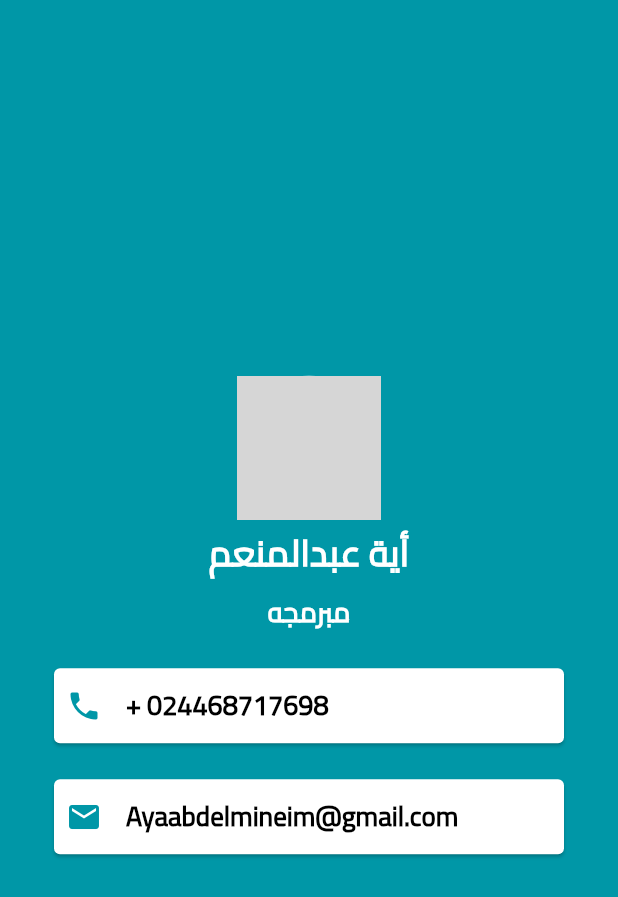
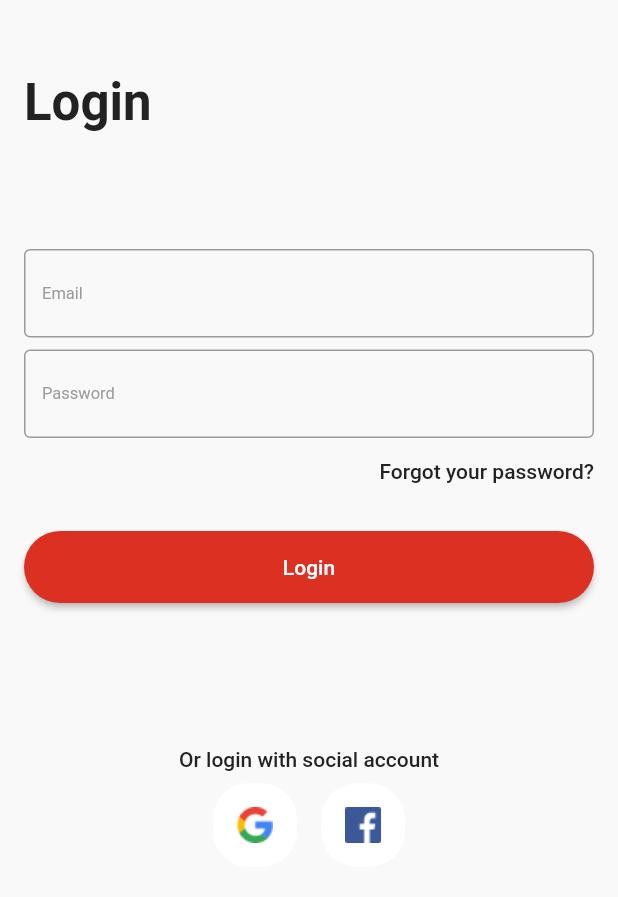
Before and after one commit to AyaAbdElmoneim158/FlutLab_Projects, a Flutter app: the screen it shows after launch, on a phone screen of 412 x 824 dp. Shown: the top 897 px of the screen. Run offline on Flutter 3.47's test engine with Material 2 defaults, Android fonts, the light colour scheme and no system bars; our stand-ins replace cached_network_image, flutter_svg, fluttertoast; grey boxes are pictures that could not be loaded.

Commit message:
Add Auth Screen- Version.1

```diff
--- /dev/null
+++ b/lib/01.E-commerce_App_Tarek/e_commerce_app_tarek.dart
@@ -0,0 +1,26 @@
+import 'package:flutter/material.dart';
+import 'package:flutter_projects/01.E-commerce_App_Tarek/util/Route/router.dart';
+import 'package:flutter_projects/01.E-commerce_App_Tarek/util/Route/routes.dart';
+import 'package:flutter_projects/01.E-commerce_App_Tarek/util/theme.dart';
+import 'package:flutter_projects/01.E-commerce_App_Tarek/views/landing_page.dart';
+
+class EcommerceAppTarek extends StatelessWidget {
+  const EcommerceAppTarek({super.key});
+  @override
+  Widget build(BuildContext context) {
+    return MaterialApp(
+      title: 'Ammer Projects',
+      debugShowCheckedModeBanner: false,
+      home: const LandingPage(),
+
+      //!Theme.......................................
+      theme: CustomTheme.lightTheme(),
+      darkTheme: CustomTheme.darkTheme(),
+      themeMode: ThemeMode.light,
+
+      //!Route.......................................
+      onGenerateRoute: onGenerateRoute,
+      initialRoute: Routes.authRoute,
+    );
+  }
+} // repository
--- /dev/null
+++ b/lib/01.E-commerce_App_Tarek/util/app_string.dart
@@ -0,0 +1,10 @@
+class AppString {
+  //! Rotes................................
+  static const String landingRoute = '/';
+  static const String authRoute = '/auth';
+
+  //! Auth...........................
+  static const String login = 'Login';
+  static const String forgetPassword = 'Forgot your password?';
+  static const String loginWithSocial = 'Or login with social account';
+}
--- /dev/null
+++ b/lib/01.E-commerce_App_Tarek/util/constance.dart
@@ -0,0 +1,4 @@
+import 'package:flutter/material.dart';
+
+SizedBox hSizeBox(double height) => SizedBox(height: height);
+SizedBox wSizeBox(double width) => SizedBox(width: width);
--- /dev/null
+++ b/lib/01.E-commerce_App_Tarek/views/auth_page.dart
@@ -0,0 +1,94 @@
+import 'package:flutter/material.dart';
+import 'package:flutter_projects/01.E-commerce_App_Tarek/util/app_asset.dart';
+import 'package:flutter_projects/01.E-commerce_App_Tarek/util/app_color.dart';
+import 'package:flutter_projects/01.E-commerce_App_Tarek/util/app_string.dart';
+import 'package:flutter_projects/01.E-commerce_App_Tarek/util/constance.dart';
+
+class AuthPage extends StatelessWidget {
+  const AuthPage({super.key});
+  @override
+  Widget build(BuildContext context) {
+    return Scaffold(
+      body: SafeArea(
+        child: Padding(
+          padding: const EdgeInsets.symmetric(horizontal: 16),
+          child: Column(
+            crossAxisAlignment: CrossAxisAlignment.start,
+            children: [
+              hSizeBox(48),
+              Text(
+                AppString.login,
+                style: Theme.of(context).textTheme.headlineLarge,
+              ),
+              hSizeBox(78),
+              TextFormField(
+                // ToDo: Controller, validation
+                decoration: const InputDecoration(
+                  hintText: 'Email',
+                  labelText: 'Email',
+                ),
+              ),
+              hSizeBox(8),
+              TextFormField(
+                // ToDo: Controller, validation
+                decoration: const InputDecoration(
+                  hintText: 'Password',
+                  labelText: 'Password',
+                ),
+              ),
+              hSizeBox(14),
+              Align(
+                alignment: Alignment.centerRight,
+                child: Text(
+                  AppString.forgetPassword,
+                  style: Theme.of(context).textTheme.bodyMedium,
+                ),
+              ),
+              hSizeBox(32),
+              Container(
+                width: double.infinity,
+                height: 48,
+                child: ElevatedButton(
+                  onPressed: () {},
+                  child: const Text(AppString.login),
+                ),
+                // decoration: BoxDecoration(boxShadow: ),
+              ),
+              hSizeBox(96),
+              Align(
+                alignment: Alignment.center,
+                child: Text(
+                  AppString.loginWithSocial,
+                  style: Theme.of(context).textTheme.bodyMedium,
+                ),
+              ),
+              hSizeBox(8),
+              Row(
+                mainAxisAlignment: MainAxisAlignment.center,
+                children: [
+                  Container(
+                    padding: const EdgeInsets.all(16),
+                    decoration: BoxDecoration(
+                      color: AppColor.whiteColor,
+                      borderRadius: BorderRadius.circular(24),
+                    ),
+                    child: Image.asset(AppAsset.googleIcon),
+                  ),
+                  wSizeBox(16),
+                  Container(
+                    padding: const EdgeInsets.all(16),
+                    decoration: BoxDecoration(
+                      color: AppColor.whiteColor,
+                      borderRadius: BorderRadius.circular(24),
+                    ),
+                    child: Image.asset(AppAsset.facebookIcon),
+                  )
+                ],
+              )
+            ],
+          ),
+        ),
+      ),
+    );
+  }
+} // repository
--- /dev/null
+++ b/lib/01.E-commerce_App_Tarek/views/landing_page.dart
@@ -0,0 +1,11 @@
+import 'package:flutter/material.dart';
+
+class LandingPage extends StatelessWidget {
+  const LandingPage({super.key});
+  @override
+  Widget build(BuildContext context) {
+    return const Scaffold(
+      body: Center(child: Text("LandingPage")),
+    );
+  }
+} // repository
--- a/lib/main.dart
+++ b/lib/main.dart
@@ -1,4 +1,4 @@
 import 'package:flutter/material.dart';
-import 'package:flutter_projects/06.Ammer_projects/ammer_projects.dart';
+import 'package:flutter_projects/01.E-commerce_App_Tarek/e_commerce_app_tarek.dart';
 
-void main() => runApp(const AmmerProjects());
+void main() => runApp(const EcommerceAppTarek());
--- a/pubspec.yaml
+++ b/pubspec.yaml
@@ -55,6 +55,8 @@ flutter:
   uses-material-design: true
   assets:
     - assets/
+    - assets/EcommerceAppTarek/
+
 
   fonts:
     - family: Cairo
```
Also changed, not shown: 1 other file.
